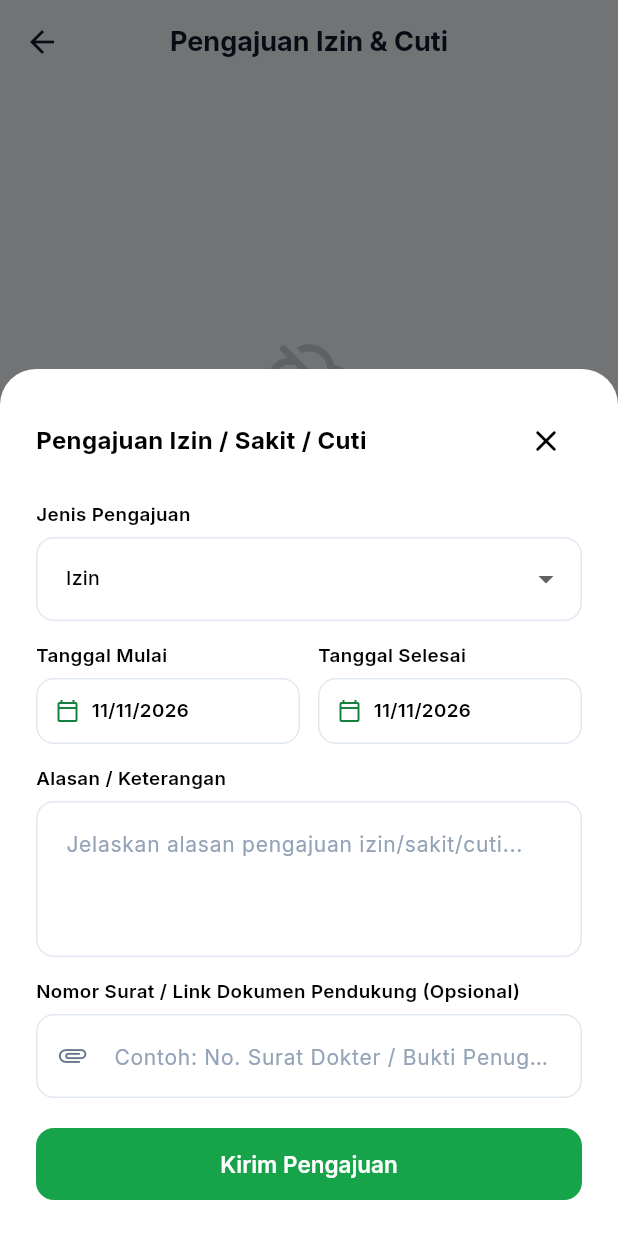
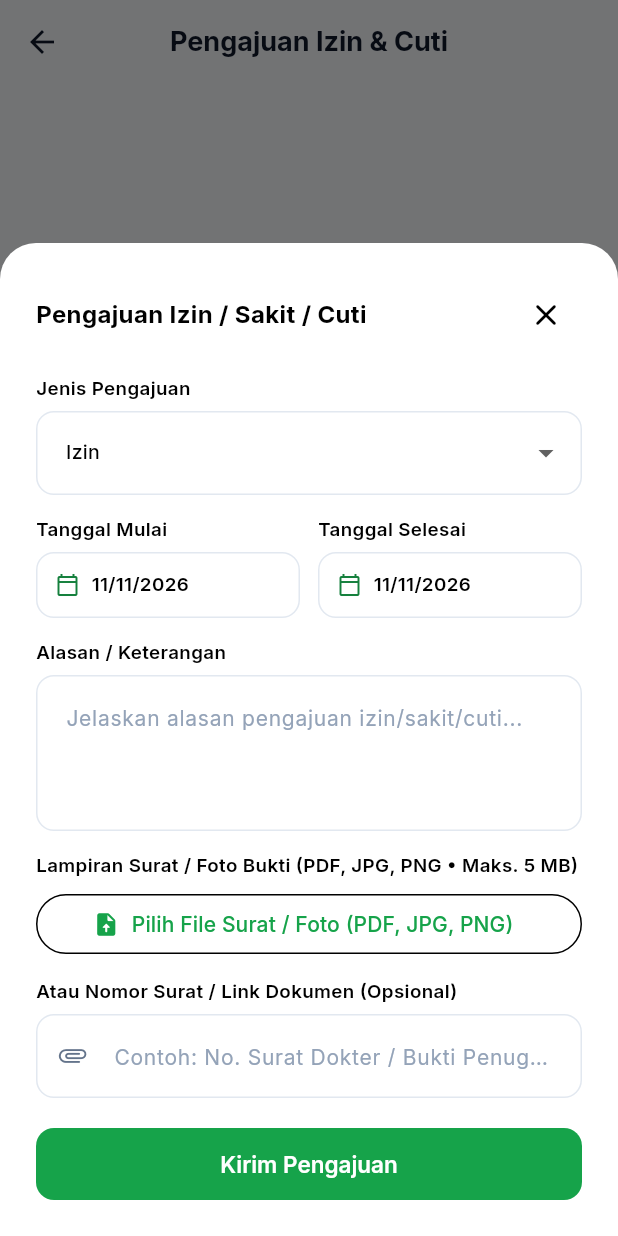
Before and after one commit to Mustofa12312/abseniamud-mobile, a Flutter app: the LeavesScreen screen opened directly, after a tap on "Ajukan Izin / Cuti", on a phone screen of 412 x 824 dp. Run offline on Flutter 3.47's test engine with Material 3 defaults, Android fonts, the phone set to English and light mode, and no system bars; our stand-ins replace device_info_plus, dio, file_picker, flutter_local_notifications, flutter_secure_storage, geolocator and 3 more; accounts and stored records are empty; network calls fail.

Commit message:
maafkan aku jatuh suka

```diff
--- a/lib/screens/leaves_screen.dart
+++ b/lib/screens/leaves_screen.dart
@@ -1,3 +1,4 @@
+import 'package:file_picker/file_picker.dart';
 import 'package:flutter/material.dart';
 import 'package:intl/intl.dart';
 import 'package:provider/provider.dart';
@@ -221,7 +222,49 @@ class _AddLeaveBottomSheetState extends State<_AddLeaveBottomSheet> {
   DateTime _endDate = DateTime.now();
   String _selectedType = 'Izin';
   String? _submitError;
+  PlatformFile? _selectedFile;
+  int? _selectedFileSize;
+  List<int>? _selectedFileBytes;
   static const List<String> _leaveTypes = ['Izin', 'Sakit', 'Cuti'];
+
+  String _formatFileSize(int bytes) {
+    if (bytes < 1024) return '$bytes B';
+    if (bytes < 1024 * 1024) return '${(bytes / 1024).toStringAsFixed(1)} KB';
+    return '${(bytes / (1024 * 1024)).toStringAsFixed(2)} MB';
+  }
+
+  Future<void> _pickAttachment() async {
+    try {
+      final picked = await FilePicker.pickFile(
+        type: FileType.custom,
+        allowedExtensions: LeaveProvider.allowedAttachmentExtensions,
+      );
+      if (picked == null || !mounted) return;
+
+      final sizeBytes = await picked.length();
+      final error = LeaveProvider.validateAttachment(
+        fileName: picked.name,
+        sizeBytes: sizeBytes,
+      );
+      if (error != null) {
+        if (!mounted) return;
+        setState(() => _submitError = error);
+        return;
+      }
+
+      final fileBytes = picked.path == null ? await picked.readAsBytes() : null;
+      if (!mounted) return;
+      setState(() {
+        _submitError = null;
+        _selectedFile = picked;
+        _selectedFileSize = sizeBytes;
+        _selectedFileBytes = fileBytes;
+      });
+    } catch (_) {
+      if (!mounted) return;
+      setState(() => _submitError = 'Gagal membuka pemilih berkas.');
+    }
+  }
 
   @override
   void dispose() {
@@ -402,7 +445,61 @@ class _AddLeaveBottomSheetState extends State<_AddLeaveBottomSheet> {
               ),
               const SizedBox(height: 14),
 
-              const Text('Nomor Surat / Link Dokumen Pendukung (Opsional)', style: TextStyle(fontSize: 12.5, fontWeight: FontWeight.w600)),
+              const Text('Lampiran Surat / Foto Bukti (PDF, JPG, PNG • Maks. 5 MB)', style: TextStyle(fontSize: 12.5, fontWeight: FontWeight.w600)),
+              const SizedBox(height: 6),
+              if (_selectedFile != null)
+                Container(
+                  padding: const EdgeInsets.symmetric(horizontal: 12, vertical: 10),
+                  decoration: BoxDecoration(
+                    color: AppColors.brand50,
+                    borderRadius: BorderRadius.circular(12),
+                    border: Border.all(color: AppColors.brand600.withValues(alpha: 0.35)),
+                  ),
+                  child: Row(
+                    children: [
+                      const Icon(Icons.insert_drive_file_rounded, size: 20, color: AppColors.brand700),
+                      const SizedBox(width: 10),
+                      Expanded(
+                        child: Column(
+                          crossAxisAlignment: CrossAxisAlignment.start,
+                          children: [
+                            Text(
+                              _selectedFile!.name,
+                              maxLines: 1,
+                              overflow: TextOverflow.ellipsis,
+                              style: const TextStyle(fontSize: 12.5, fontWeight: FontWeight.w700, color: AppColors.brand800),
+                            ),
+                            Text(
+                              _formatFileSize(_selectedFileSize ?? 0),
+                              style: const TextStyle(fontSize: 11, color: AppColors.textSecondaryLight),
+                            ),
+                          ],
+                        ),
+                      ),
+                      IconButton(
+                        onPressed: () => setState(() {
+                          _selectedFile = null;
+                          _selectedFileSize = null;
+                          _selectedFileBytes = null;
+                        }),
+                        icon: const Icon(Icons.close_rounded, size: 18),
+                        tooltip: 'Hapus lampiran',
+                      ),
+                    ],
+                  ),
+                )
+              else
+                SizedBox(
+                  width: double.infinity,
+                  child: OutlinedButton.icon(
+                    onPressed: _pickAttachment,
+                    icon: const Icon(Icons.upload_file_rounded, size: 18),
+                    label: const Text('Pilih File Surat / Foto (PDF, JPG, PNG)'),
+                  ),
+                ),
+              const SizedBox(height: 12),
+
+              const Text('Atau Nomor Surat / Link Dokumen (Opsional)', style: TextStyle(fontSize: 12.5, fontWeight: FontWeight.w600)),
               const SizedBox(height: 6),
               TextFormField(
                 controller: _docController,
@@ -425,12 +522,17 @@ class _AddLeaveBottomSheetState extends State<_AddLeaveBottomSheet> {
                               if (!_formKey.currentState!.validate()) return;
                               setState(() => _submitError = null);
                               final docText = _docController.text.trim();
+                              final pickedFile = _selectedFile;
+                              final pickedBytes = _selectedFileBytes;
                               final result = await provider.submitLeave(
                                 type: _selectedType,
                                 startDate: DateFormat('yyyy-MM-dd').format(_startDate),
                                 endDate: DateFormat('yyyy-MM-dd').format(_endDate),
                                 reason: _reasonController.text.trim(),
                                 documentPath: docText.isNotEmpty ? docText : null,
+                                documentFilePath: pickedFile?.path,
+                                documentFileName: pickedFile?.name,
+                                documentBytes: pickedBytes,
                               );
 
                               if (!mounted) return;
```
